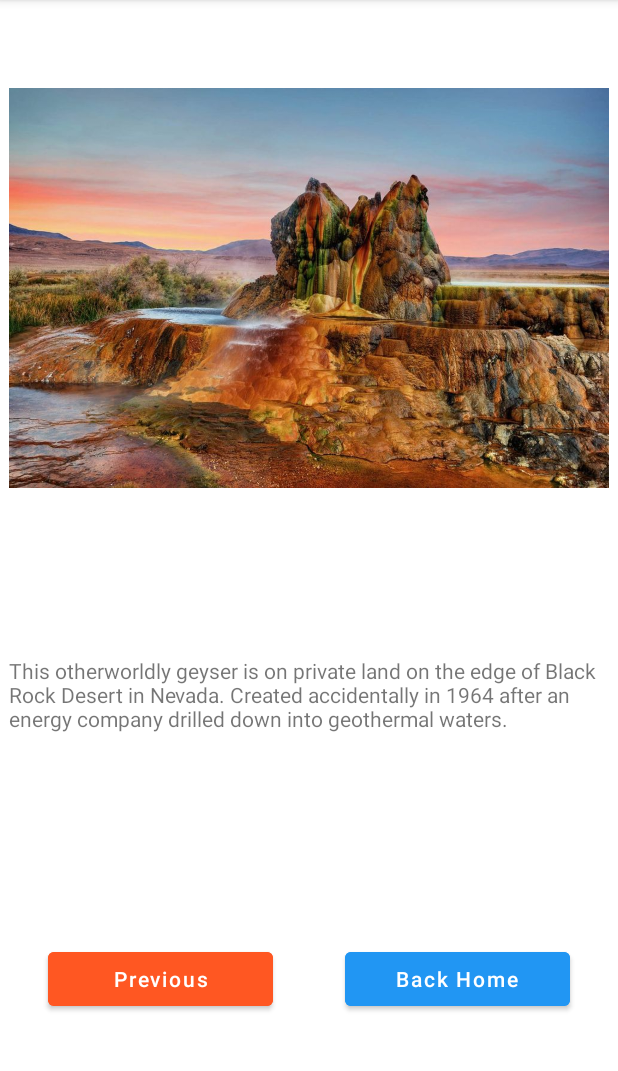
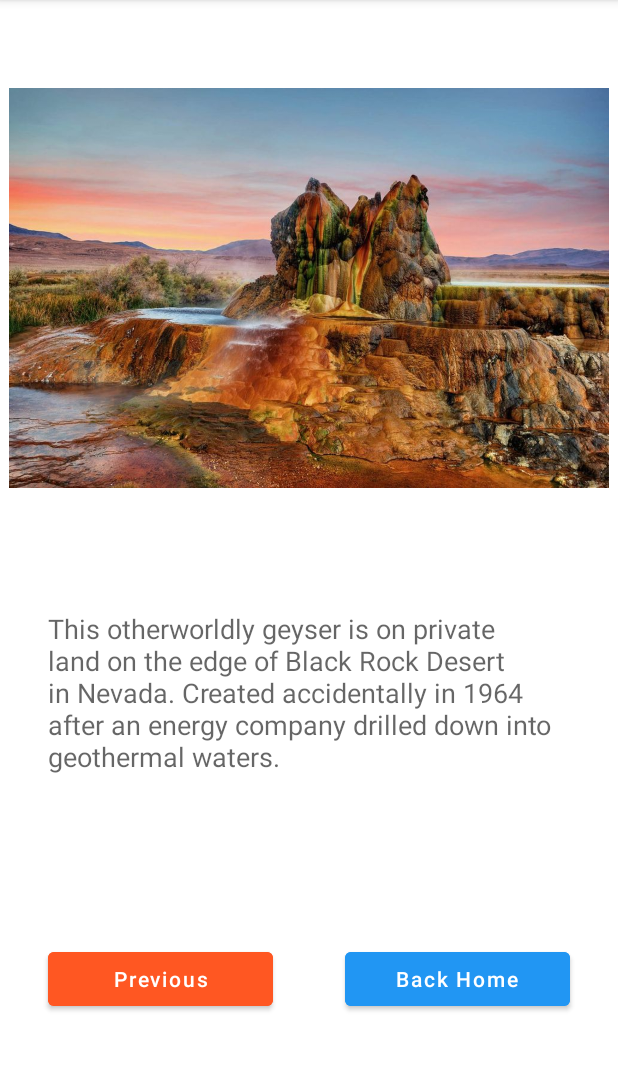
Before and after one commit to Pascaline-Umulisa/Picture-Book, an Android app: the FifthPictureActivity screen opened directly, with no data from a screen before it, on a phone screen of 412 x 824 dp, the part 84-1155 px from its top. Run offline under Robolectric (Android 15) with nearby library versions, the phone set to English and light mode, and no system bars.

Commit message:
new changes

```diff
--- a/app/src/main/res/layout/activity_fifth_picture.xml
+++ b/app/src/main/res/layout/activity_fifth_picture.xml
@@ -71,11 +71,14 @@
         android:id="@+id/textView7"
         android:layout_width="0dp"
         android:layout_height="wrap_content"
+        android:layout_marginStart="32dp"
+        android:layout_marginEnd="32dp"
         android:text="This otherworldly geyser is on private land on the edge of Black Rock Desert in Nevada. Created accidentally in 1964 after an energy company drilled down into geothermal waters."
         android:textAllCaps="false"
+        android:textAppearance="@style/TextAppearance.AppCompat.Medium"
         app:layout_constraintBottom_toTopOf="@+id/guideline15"
-        app:layout_constraintEnd_toEndOf="@+id/imageView5"
-        app:layout_constraintStart_toStartOf="@+id/imageView5"
+        app:layout_constraintEnd_toEndOf="parent"
+        app:layout_constraintStart_toStartOf="parent"
         app:layout_constraintTop_toTopOf="@+id/guideline14"
         app:layout_constraintVertical_bias="0.521" />
 </androidx.constraintlayout.widget.ConstraintLayout>
--- a/app/src/main/res/layout/activity_second_picture.xml
+++ b/app/src/main/res/layout/activity_second_picture.xml
@@ -48,11 +48,13 @@
         android:id="@+id/textView2"
         android:layout_width="0dp"
         android:layout_height="wrap_content"
+        android:layout_marginStart="32dp"
         android:layout_marginTop="32dp"
+        android:layout_marginEnd="32dp"
         android:text="beautiful travertine terraces in northern Iran. The unusual reddish colour of the terraces is caused by the high content of iron oxide in one of the springs."
         android:textAppearance="@style/TextAppearance.AppCompat.Medium"
-        app:layout_constraintEnd_toEndOf="@+id/imageView2"
-        app:layout_constraintStart_toStartOf="@+id/imageView2"
+        app:layout_constraintEnd_toEndOf="parent"
+        app:layout_constraintStart_toStartOf="parent"
         app:layout_constraintTop_toTopOf="@+id/guideline5" />
 
     <androidx.constraintlayout.widget.Guideline
--- a/app/src/main/res/layout/activity_third_picture.xml
+++ b/app/src/main/res/layout/activity_third_picture.xml
@@ -20,11 +20,13 @@
         android:id="@+id/textView3"
         android:layout_width="0dp"
         android:layout_height="wrap_content"
+        android:layout_marginStart="32dp"
+        android:layout_marginEnd="32dp"
         android:text="Found in the northwest of Hunan Province in China, these staggering limestone pinnacles are covered in lush greenery and often shrouded in mist. "
         android:textAppearance="@style/TextAppearance.AppCompat.Medium"
         app:layout_constraintBottom_toTopOf="@+id/guideline9"
-        app:layout_constraintEnd_toEndOf="@+id/imageView3"
-        app:layout_constraintStart_toStartOf="@+id/imageView3"
+        app:layout_constraintEnd_toEndOf="parent"
+        app:layout_constraintStart_toStartOf="parent"
         app:layout_constraintTop_toTopOf="@+id/guideline8" />
 
     <Button
```
Also changed, not shown: app/src/main/res/layout/activity_fourth_picture.xml (+5 -2 lines).
